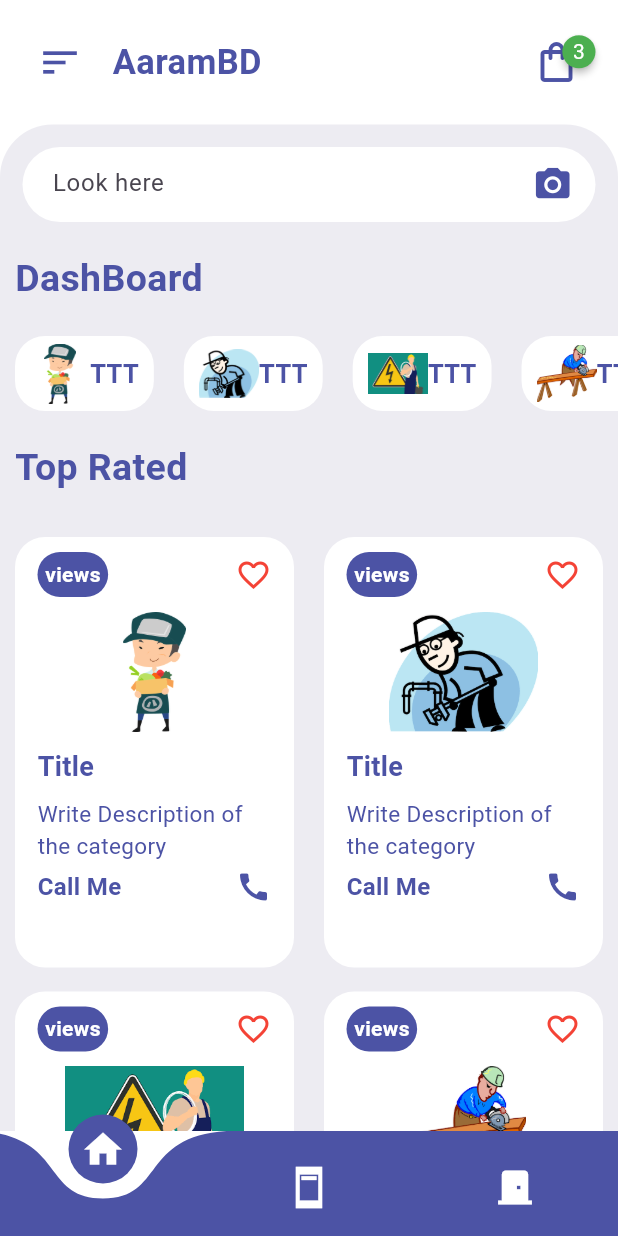
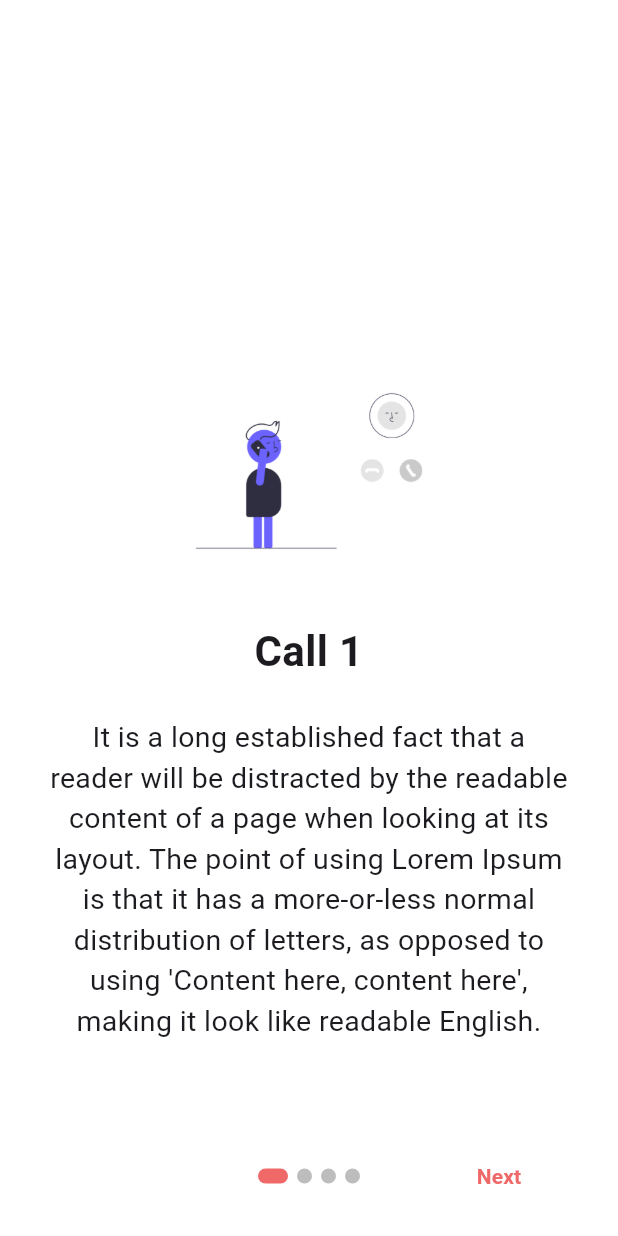
Before and after one commit to hasib94badhon/Mark, a Flutter app: the screen it shows after launch, on a phone screen of 412 x 824 dp. Run offline on Flutter 3.47's test engine with Material 3 defaults, Android fonts, the phone set to English and light mode, and no system bars; drawn by our look-alikes of badges, curved_navigation_bar, introduction_screen.

Commit message:
splash/onboarding/singup/login/buildup

```diff
--- a/lib/main.dart
+++ b/lib/main.dart
@@ -1,6 +1,8 @@
 import 'package:flutter/material.dart';
 import 'package:namer_app/pages/Homepage.dart';
 import 'package:namer_app/pages/cartPage.dart';
+import 'package:namer_app/screens/login_screen.dart';
+import 'package:namer_app/screens/splash_screen.dart';
 
 void main() => runApp(MyApp());
 
@@ -12,7 +14,7 @@ class MyApp extends StatelessWidget{
         scaffoldBackgroundColor: Colors.white,
       ),
       routes: {
-        "/":(context)=> HomePage(),
+        "/":(context)=> SplashScreen(),
         "cartPage":(context) => cartPage(),
 
       },
--- a/lib/pages/cartPage.dart
+++ b/lib/pages/cartPage.dart
@@ -1,4 +1,3 @@
-import 'dart:js_interop';
 
 import 'package:flutter/material.dart';
 import 'package:flutter/rendering.dart';
--- /dev/null
+++ b/lib/screens/onboarding.dart
@@ -0,0 +1,114 @@
+import 'package:flutter/cupertino.dart';
+import 'package:flutter/material.dart';
+import 'package:introduction_screen/introduction_screen.dart';
+import 'package:namer_app/pages/Homepage.dart';
+import 'package:namer_app/screens/login_screen.dart';
+
+class Onboarding extends StatelessWidget {
+  final introKey = GlobalKey<IntroductionScreenState>();
+
+  @override
+  Widget build(BuildContext context) {
+    final pageDecoration = PageDecoration(
+      titleTextStyle: TextStyle(
+        fontSize: 28,
+        fontWeight: FontWeight.w700,
+      ),
+      bodyTextStyle: TextStyle(fontSize: 19),
+      bodyPadding: EdgeInsets.fromLTRB(16, 0, 16, 16),
+      pageColor: Colors.white,
+      imagePadding: EdgeInsets.zero,
+    );
+    return IntroductionScreen(
+      key: introKey,
+      globalBackgroundColor: Colors.white,
+      pages: [
+        PageViewModel(
+          title: 'Call 1 ',
+          body:
+              "It is a long established fact that a reader will be distracted by the readable content of a page when looking at its layout. The point of using Lorem Ipsum is that it has a more-or-less normal distribution of letters, as opposed to using 'Content here, content here', making it look like readable English.",
+          image: Image.asset(
+            'images/call1.png',
+            width: 200,
+          ),
+          decoration: pageDecoration,
+        ),
+        PageViewModel(
+          title: 'Call 2 ',
+          body:
+              "It is a long established fact that a reader will be distracted by the readable content of a page when looking at its layout. The point of using Lorem Ipsum is that it has a more-or-less normal distribution of letters, as opposed to using 'Content here, content here', making it look like readable English.",
+          image: Image.asset(
+            'images/call2.png',
+            width: 200,
+          ),
+          decoration: pageDecoration,
+        ),
+        PageViewModel(
+          title: 'Call 3 ',
+          body:
+              "It is a long established fact that a reader will be distracted by the readable content of a page when looking at its layout. The point of using Lorem Ipsum is that it has a more-or-less normal distribution of letters, as opposed to using 'Content here, content here', making it look like readable English.",
+          image: Image.asset(
+            'images/call3.png',
+            width: 200,
+          ),
+          decoration: pageDecoration,
+        ),
+        PageViewModel(
+            title: 'Call 4 ',
+            body:
+                "It is a long established fact that a reader will be distracted by the readable content of a page when looking at its layout.",
+            image: Image.asset(
+              'images/call4.png',
+              width: 200,
+            ),
+            decoration: pageDecoration,
+            footer: Padding(
+              padding: EdgeInsets.only(left: 15, right: 15,top:40),
+              child: ElevatedButton(
+                onPressed: () {
+                  Navigator.push(
+            context,
+            MaterialPageRoute(
+              builder: (context) => LoginScreen(),
+            ));
+
+                },
+                child: Text(
+                  "Let's Call",
+                  style: TextStyle(
+                      fontSize: 17,
+                      fontWeight: FontWeight.bold,
+                      color: Colors.black),
+                ),
+                style: ElevatedButton.styleFrom(
+                    minimumSize: Size.fromHeight(60),
+                    backgroundColor: Color.fromARGB(255, 30, 224, 208),
+                    shape: RoundedRectangleBorder(
+                        borderRadius: BorderRadius.circular(8))),
+              ),
+            )),
+      ],
+      showSkipButton: false,
+      showDoneButton: false,
+      showBackButton: true,
+      back: Text("back",
+          style:
+              TextStyle(fontWeight: FontWeight.w600, color: Color(0XFFEF6969))),
+      next: Text(
+        "Next",
+        style: TextStyle(fontWeight: FontWeight.w600, color: Color(0XFFEF6969)),
+      ),
+      onDone: () {},
+      onSkip: () {},
+      dotsDecorator: DotsDecorator(
+          size: Size.square(10),
+          activeSize: Size(20, 10),
+          activeColor: Color(0XFFEF6969),
+          color: Colors.black26,
+          spacing: EdgeInsets.symmetric(horizontal: 3),
+          activeShape: RoundedRectangleBorder(
+            borderRadius: BorderRadius.circular(25),
+          )),
+    );
+  }
+}
--- a/pubspec.yaml
+++ b/pubspec.yaml
@@ -18,6 +18,7 @@ dependencies:
   provider: ^6.0.0
   curved_navigation_bar: ^1.0.3
   cupertino_icons: ^1.0.6
+  introduction_screen: ^3.1.12
 
 
 dev_dependencies:
```
Also changed, not shown: lib/screens/login_screen.dart (added, +103 -0 lines), lib/screens/signup_screen.dart (added, +134 -0 lines), lib/screens/splash_screen.dart (added, +58 -0 lines), images/call1.png (added), images/call2.png (added), images/call3.png (added), images/call4.png (added), pubspec.lock, 1 other file.
